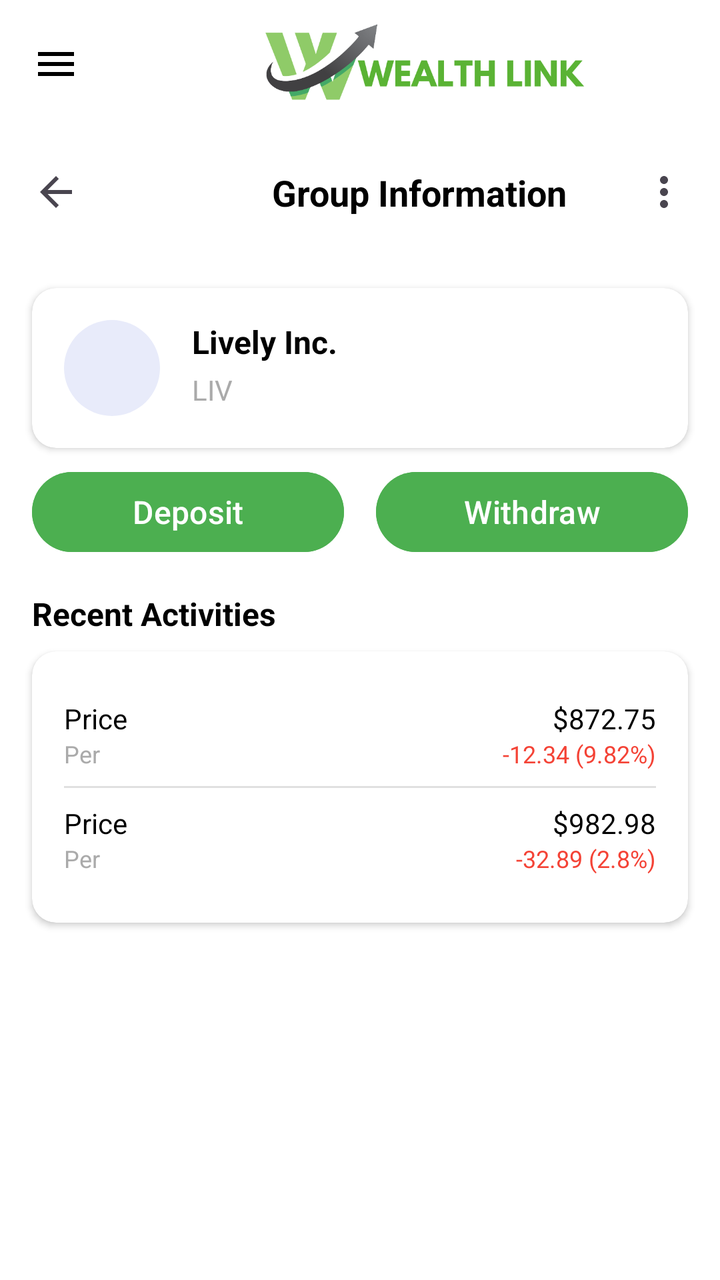
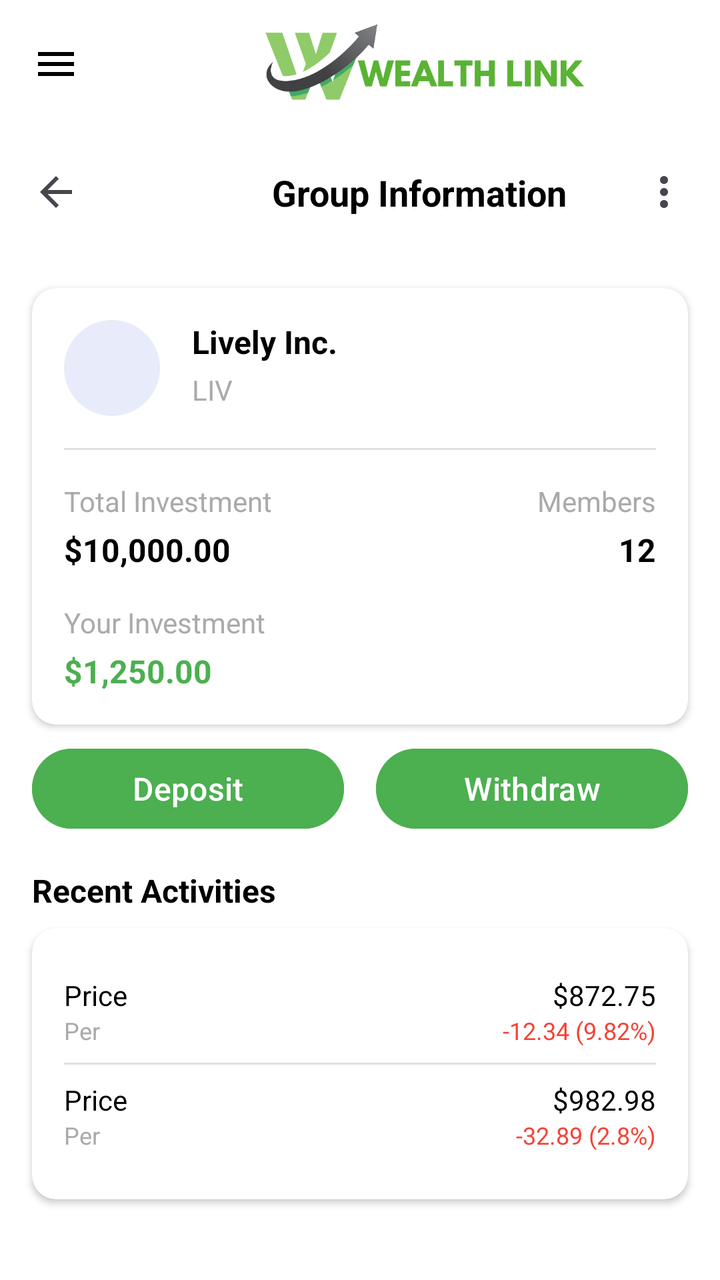

Two renders of the same Android screen: before a commit and after it. Below are the layout's source before the change and the commit's diff.
<!-- AndroidManifest.xml: application theme Theme.WealthLink -->
<!-- res/layout/activity_group_details.xml -->
<?xml version="1.0" encoding="utf-8"?>
<androidx.drawerlayout.widget.DrawerLayout xmlns:android="http://schemas.android.com/apk/res/android"
    xmlns:app="http://schemas.android.com/apk/res-auto"
    xmlns:tools="http://schemas.android.com/tools"
    android:id="@+id/main"
    android:layout_width="match_parent"
    android:layout_height="match_parent"
    tools:context=".GroupOverview">

    <androidx.constraintlayout.widget.ConstraintLayout
        android:layout_width="match_parent"
        android:layout_height="match_parent"
        android:background="@color/white">

        
        <androidx.appcompat.widget.Toolbar
            android:id="@+id/toolbarTop"
            android:layout_width="match_parent"
            android:layout_height="?attr/actionBarSize"
            app:layout_constraintTop_toTopOf="parent">

            <androidx.constraintlayout.widget.ConstraintLayout
                android:layout_width="match_parent"
                android:layout_height="match_parent">

                <ImageButton
                    android:id="@+id/btnHamburger"
                    android:layout_width="wrap_content"
                    android:layout_height="wrap_content"
                    android:background="?attr/selectableItemBackgroundBorderless"
                    android:contentDescription="Menu"
                    android:src="@drawable/ic_menu"
                    app:layout_constraintBottom_toBottomOf="parent"
                    app:layout_constraintStart_toStartOf="parent"
                    app:layout_constraintTop_toTopOf="parent" />

                <ImageView
                    android:id="@+id/ivLogo"
                    android:layout_width="265dp"
                    android:layout_height="48dp"
                    android:layout_marginStart="40dp"
                    android:contentDescription="Logo"
                    android:src="@drawable/logofull"
                    app:layout_constraintBottom_toBottomOf="parent"
                    app:layout_constraintStart_toEndOf="@id/btnHamburger"
                    app:layout_constraintTop_toTopOf="parent" />

            </androidx.constraintlayout.widget.ConstraintLayout>
        </androidx.appcompat.widget.Toolbar>

        
        <androidx.appcompat.widget.Toolbar
            android:id="@+id/toolbarGroups"
            android:layout_width="match_parent"
            android:layout_height="?attr/actionBarSize"
            app:layout_constraintTop_toBottomOf="@id/toolbarTop">

            <androidx.constraintlayout.widget.ConstraintLayout
                android:layout_width="match_parent"
                android:layout_height="match_parent">

                <ImageButton
                    android:id="@+id/btnBack"
                    android:layout_width="wrap_content"
                    android:layout_height="wrap_content"
                    android:background="?attr/selectableItemBackgroundBorderless"
                    android:contentDescription="Back"
                    android:src="@drawable/ic_back_black"
                    app:layout_constraintBottom_toBottomOf="parent"
                    app:layout_constraintStart_toStartOf="parent"
                    app:layout_constraintTop_toTopOf="parent" />

                <TextView
                    android:id="@+id/tvGroupsTitle"
                    android:layout_width="wrap_content"
                    android:layout_height="wrap_content"
                    android:layout_marginStart="96dp"
                    android:gravity="center"
                    android:text="Group Information"
                    android:textColor="@android:color/black"
                    android:textSize="18sp"
                    android:textStyle="bold"
                    app:layout_constraintBottom_toBottomOf="parent"
                    app:layout_constraintStart_toEndOf="@id/btnBack"
                    app:layout_constraintTop_toTopOf="parent" />

                <ImageButton
                    android:id="@+id/btnMore"
                    android:layout_width="wrap_content"
                    android:layout_height="wrap_content"
                    android:layout_marginEnd="16dp"
                    android:background="?attr/selectableItemBackgroundBorderless"
                    android:contentDescription="More Options"
                    android:src="@drawable/ic_more"
                    app:layout_constraintBottom_toBottomOf="parent"
                    app:layout_constraintEnd_toEndOf="parent"
                    app:layout_constraintTop_toTopOf="parent" />

            </androidx.constraintlayout.widget.ConstraintLayout>
        </androidx.appcompat.widget.Toolbar>

        
        <androidx.cardview.widget.CardView
            android:id="@+id/cardDropdown"
            android:layout_width="160dp"
            android:layout_height="wrap_content"
            android:layout_marginEnd="8dp"
            android:visibility="gone"
            app:cardElevation="4dp"
            app:cardCornerRadius="8dp"
            app:layout_constraintEnd_toEndOf="parent"
            app:layout_constraintTop_toBottomOf="@id/toolbarGroups">

            <LinearLayout
                android:layout_width="match_parent"
                android:layout_height="wrap_content"
                android:orientation="vertical">

                <TextView
                    android:id="@+id/tvSettings"
                    android:layout_width="match_parent"
                    android:layout_height="wrap_content"
                    android:padding="16dp"
                    android:text="Settings"
                    android:textColor="@android:color/black" />

                <TextView
                    android:id="@+id/tvReportIssue"
                    android:layout_width="match_parent"
                    android:layout_height="wrap_content"
                    android:padding="16dp"
                    android:text="Report An Issue"
                    android:textColor="@android:color/black" />

                <TextView
                    android:id="@+id/tvLeaveGroup"
                    android:layout_width="match_parent"
                    android:layout_height="wrap_content"
                    android:padding="16dp"
                    android:text="Leave Group"
                    android:textColor="#F44336" />
            </LinearLayout>
        </androidx.cardview.widget.CardView>

        
        <androidx.cardview.widget.CardView
            android:id="@+id/cardGroupInfo"
            android:layout_width="match_parent"
            android:layout_height="wrap_content"
            android:layout_margin="16dp"
            app:cardCornerRadius="12dp"
            app:cardElevation="2dp"
            app:layout_constraintTop_toBottomOf="@id/toolbarGroups">

            <androidx.constraintlayout.widget.ConstraintLayout
                android:layout_width="match_parent"
                android:layout_height="wrap_content"
                android:padding="16dp">

                <ImageView
                    android:id="@+id/ivGroupLogo"
                    android:layout_width="48dp"
                    android:layout_height="48dp"
                    android:background="@drawable/circle_background"
                    app:layout_constraintStart_toStartOf="parent"
                    app:layout_constraintTop_toTopOf="parent" />

                <TextView
                    android:id="@+id/tvGroupName"
                    android:layout_width="wrap_content"
                    android:layout_height="wrap_content"
                    android:layout_marginStart="16dp"
                    android:text="Lively Inc."
                    android:textColor="@android:color/black"
                    android:textSize="16sp"
                    android:textStyle="bold"
                    app:layout_constraintStart_toEndOf="@id/ivGroupLogo"
                    app:layout_constraintTop_toTopOf="@id/ivGroupLogo" />

                <TextView
                    android:id="@+id/tvGroupDescription"
                    android:layout_width="wrap_content"
                    android:layout_height="wrap_content"
                    android:layout_marginStart="16dp"
                    android:text="LIV"
                    android:textColor="@android:color/darker_gray"
                    app:layout_constraintBottom_toBottomOf="@id/ivGroupLogo"
                    app:layout_constraintStart_toEndOf="@id/ivGroupLogo"
                    app:layout_constraintTop_toBottomOf="@id/tvGroupName" />
            </androidx.constraintlayout.widget.ConstraintLayout>
        </androidx.cardview.widget.CardView>

        
        <LinearLayout
            android:id="@+id/actionButtonsContainer"
            android:layout_width="match_parent"
            android:layout_height="wrap_content"
            android:layout_marginStart="16dp"
            android:layout_marginTop="8dp"
            android:layout_marginEnd="16dp"
            android:orientation="horizontal"
            app:layout_constraintTop_toBottomOf="@id/cardGroupInfo">

            
            <Button
                android:id="@+id/btnDeposit"
                android:layout_width="0dp"
                android:layout_height="48dp"
                android:layout_marginEnd="8dp"
                android:layout_weight="1"
                android:backgroundTint="#4CAF50"
                android:text="Deposit"
                android:textAllCaps="false"
                android:textColor="@android:color/white"
                android:textSize="16sp" />

            
            <Button
                android:id="@+id/btnWithdraw"
                android:layout_width="0dp"
                android:layout_height="48dp"
                android:layout_marginStart="8dp"
                android:layout_weight="1"
                android:backgroundTint="#4CAF50"
                android:text="Withdraw"
                android:textAllCaps="false"
                android:textColor="@android:color/white"
                android:textSize="16sp" />
        </LinearLayout>

        
        
        <TextView
            android:id="@+id/tvRecentActivitiesTitle"
            android:layout_width="wrap_content"
            android:layout_height="wrap_content"
            android:layout_marginStart="16dp"
            android:layout_marginTop="16dp"
            android:text="Recent Activities"
            android:textColor="@android:color/black"
            android:textSize="16sp"
            android:textStyle="bold"
            app:layout_constraintStart_toStartOf="parent"
            app:layout_constraintTop_toBottomOf="@id/actionButtonsContainer" />

        <androidx.cardview.widget.CardView
            android:id="@+id/cardRecentActivities"
            android:layout_width="match_parent"
            android:layout_height="wrap_content"
            android:layout_marginStart="16dp"
            android:layout_marginTop="8dp"
            android:layout_marginEnd="16dp"
            app:cardCornerRadius="12dp"
            app:cardElevation="2dp"
            app:layout_constraintTop_toBottomOf="@id/tvRecentActivitiesTitle">

            <LinearLayout
                android:layout_width="match_parent"
                android:layout_height="wrap_content"
                android:orientation="vertical"
                android:padding="16dp">

                
                <LinearLayout
                    android:layout_width="match_parent"
                    android:layout_height="wrap_content"
                    android:orientation="horizontal"
                    android:paddingVertical="8dp">

                    <LinearLayout
                        android:layout_width="0dp"
                        android:layout_height="wrap_content"
                        android:layout_weight="1"
                        android:orientation="vertical">

                        <TextView
                            android:layout_width="wrap_content"
                            android:layout_height="wrap_content"
                            android:text="Price"
                            android:textColor="@android:color/black"
                            android:textSize="14sp" />

                        <TextView
                            android:layout_width="wrap_content"
                            android:layout_height="wrap_content"
                            android:text="Per"
                            android:textColor="@android:color/darker_gray"
                            android:textSize="12sp" />
                    </LinearLayout>

                    <LinearLayout
                        android:layout_width="wrap_content"
                        android:layout_height="wrap_content"
                        android:orientation="vertical"
                        android:gravity="end">

                        <TextView
                            android:layout_width="wrap_content"
                            android:layout_height="wrap_content"
                            android:text="$872.75"
                            android:textColor="@android:color/black"
                            android:textSize="14sp" />

                        <TextView
                            android:layout_width="wrap_content"
                            android:layout_height="wrap_content"
                            android:text="-12.34 (9.82%)"
                            android:textColor="#F44336"
                            android:textSize="12sp" />
                    </LinearLayout>
                </LinearLayout>

                <View
                    android:layout_width="match_parent"
                    android:layout_height="1dp"
                    android:background="#E0E0E0" />

                
                <LinearLayout
                    android:layout_width="match_parent"
                    android:layout_height="wrap_content"
                    android:orientation="horizontal"
                    android:paddingVertical="8dp">

                    <LinearLayout
                        android:layout_width="0dp"
                        android:layout_height="wrap_content"
                        android:layout_weight="1"
                        android:orientation="vertical">

                        <TextView
                            android:layout_width="wrap_content"
                            android:layout_height="wrap_content"
                            android:text="Price"
                            android:textColor="@android:color/black"
                            android:textSize="14sp" />

                        <TextView
                            android:layout_width="wrap_content"
                            android:layout_height="wrap_content"
                            android:text="Per"
                            android:textColor="@android:color/darker_gray"
                            android:textSize="12sp" />
                    </LinearLayout>

                    <LinearLayout
                        android:layout_width="wrap_content"
                        android:layout_height="wrap_content"
                        android:orientation="vertical"
                        android:gravity="end">

                        <TextView
                            android:layout_width="wrap_content"
                            android:layout_height="wrap_content"
                            android:text="$982.98"
                            android:textColor="@android:color/black"
                            android:textSize="14sp" />

                        <TextView
                            android:layout_width="wrap_content"
                            android:layout_height="wrap_content"
                            android:text="-32.89 (2.8%)"
                            android:textColor="#F44336"
                            android:textSize="12sp" />
                    </LinearLayout>
                </LinearLayout>
            </LinearLayout>
        </androidx.cardview.widget.CardView>
    </androidx.constraintlayout.widget.ConstraintLayout>

    <com.google.android.material.navigation.NavigationView
        android:id="@+id/navigation_view"
        android:layout_width="280dp"
        android:layout_height="match_parent"
        android:layout_gravity="start"
        android:background="@android:color/white"
        android:fitsSystemWindows="true">

        <LinearLayout
            android:layout_width="match_parent"
            android:layout_height="match_parent"
            android:orientation="vertical">

            <LinearLayout
                android:layout_width="match_parent"
                android:layout_height="wrap_content"
                android:orientation="horizontal"
                android:padding="24dp">

                <androidx.cardview.widget.CardView
                    android:layout_width="60dp"
                    android:layout_height="60dp"
                    app:cardCornerRadius="30dp"
                    app:cardElevation="0dp">

                    <ImageView
                        android:id="@+id/profile_image"
                        android:layout_width="match_parent"
                        android:layout_height="match_parent"
                        android:scaleType="centerCrop"
                        android:src="@drawable/profile_pic" />
                </androidx.cardview.widget.CardView>

                <LinearLayout
                    android:layout_width="match_parent"
                    android:layout_height="wrap_content"
                    android:layout_marginStart="16dp"
                    android:layout_gravity="center_vertical"
                    android:orientation="vertical">

                    <TextView
                        android:id="@+id/user_name"
                        android:layout_width="wrap_content"
                        android:layout_height="wrap_content"
                        android:text="Kurt Zander Kaw"
                        android:textColor="@android:color/black"
                        android:textSize="18sp"
                        android:textStyle="bold" />

                    <TextView
                        android:id="@+id/user_email"
                        android:layout_width="wrap_content"
                        android:layout_height="wrap_content"
                        android:text="KurtisCool@gmail.com"
                        android:textColor="@android:color/darker_gray"
                        android:textSize="14sp" />
                </LinearLayout>
            </LinearLayout>

            <LinearLayout
                android:layout_width="match_parent"
                android:layout_height="wrap_content"
                android:orientation="vertical">

                <LinearLayout
                    android:id="@+id/nav_home"
                    android:layout_width="match_parent"
                    android:layout_height="wrap_content"
                    android:gravity="center_vertical"
                    android:orientation="horizontal"
                    android:paddingHorizontal="24dp"
                    android:paddingVertical="24dp">

                    <ImageView
                        android:layout_width="24dp"
                        android:layout_height="24dp"
                        android:src="@drawable/home_nav" />

                    <TextView
                        android:layout_width="wrap_content"
                        android:layout_height="wrap_content"
                        android:layout_marginStart="24dp"
                        android:text="Home"
                        android:textColor="@android:color/black"
                        android:textSize="16sp" />
                </LinearLayout>

                <LinearLayout
                    android:id="@+id/nav_groups"
                    android:layout_width="match_parent"
                    android:layout_height="wrap_content"
                    android:gravity="center_vertical"
                    android:orientation="horizontal"
                    android:paddingHorizontal="24dp"
                    android:paddingVertical="24dp">

                    <ImageView
                        android:layout_width="24dp"
                        android:layout_height="24dp"
                        android:src="@drawable/group_nav" />

                    <TextView
                        android:layout_width="wrap_content"
                        android:layout_height="wrap_content"
                        android:layout_marginStart="24dp"
                        android:text="Groups"
                        android:textColor="@android:color/black"
                        android:textSize="16sp" />
                </LinearLayout>

                <LinearLayout
                    android:id="@+id/nav_notifications"
                    android:layout_width="match_parent"
                    android:layout_height="wrap_content"
                    android:gravity="center_vertical"
                    android:orientation="horizontal"
                    android:paddingHorizontal="24dp"
                    android:paddingVertical="24dp">

                    <ImageView
                        android:layout_width="24dp"
                        android:layout_height="24dp"
                        android:src="@drawable/bell_nav" />

                    <TextView
                        android:layout_width="wrap_content"
                        android:layout_height="wrap_content"
                        android:layout_marginStart="24dp"
                        android:text="Notifications"
                        android:textColor="@android:color/black"
                        android:textSize="16sp" />
                </LinearLayout>

                <LinearLayout
                    android:id="@+id/nav_history"
                    android:layout_width="match_parent"
                    android:layout_height="wrap_content"
                    android:gravity="center_vertical"
                    android:orientation="horizontal"
                    android:paddingHorizontal="24dp"
                    android:paddingVertical="24dp">

                    <ImageView
                        android:layout_width="24dp"
                        android:layout_height="24dp"
                        android:src="@drawable/history_nav" />

                    <TextView
                        android:layout_width="wrap_content"
                        android:layout_height="wrap_content"
                        android:layout_marginStart="24dp"
                        android:text="History"
                        android:textColor="@android:color/black"
                        android:textSize="16sp" />
                </LinearLayout>

                <LinearLayout
                    android:id="@+id/nav_account"
                    android:layout_width="match_parent"
                    android:layout_height="wrap_content"
                    android:gravity="center_vertical"
                    android:orientation="horizontal"
                    android:paddingHorizontal="24dp"
                    android:paddingVertical="24dp">

                    <ImageView
                        android:layout_width="24dp"
                        android:layout_height="24dp"
                        android:src="@drawable/user_nav" />

                    <TextView
                        android:layout_width="wrap_content"
                        android:layout_height="wrap_content"
                        android:layout_marginStart="24dp"
                        android:text="Account"
                        android:textColor="@android:color/black"
                        android:textSize="16sp" />
                </LinearLayout>
            </LinearLayout>
        </LinearLayout>
    </com.google.android.material.navigation.NavigationView>
</androidx.drawerlayout.widget.DrawerLayout>
<!-- resources referenced by this layout -->
<resources>
  <color name="white">#FFFFFFFF</color>
  <!-- drawable bell_nav: png bitmap (drawable, 9607 bytes) -->
  <!-- drawable circle_background (drawable) -->
  <shape xmlns:android="http://schemas.android.com/apk/res/android"
      android:shape="oval">
      <solid android:color="#E8EBFA" />
  </shape>
  <!-- drawable group_nav: png bitmap (drawable, 17830 bytes) -->
  <!-- drawable history_nav: png bitmap (drawable, 14436 bytes) -->
  <!-- drawable home_nav: png bitmap (drawable, 9229 bytes) -->
  <!-- drawable ic_back_black (drawable) -->
  <?xml version="1.0" encoding="utf-8"?>
  <vector xmlns:android="http://schemas.android.com/apk/res/android"
      android:width="24dp"
      android:height="24dp"
      android:viewportWidth="24"
      android:viewportHeight="24"
      android:tint="?attr/colorControlNormal"
      android:autoMirrored="true">
  
      <path
          android:fillColor="#000000"
          android:pathData="M20,11H7.83l5.59,-5.59L12,4l-8,8 8,8 1.41,-1.41L7.83,13H20v-2z" />
  </vector>
  <!-- drawable ic_menu (drawable) -->
  <?xml version="1.0" encoding="utf-8"?>
  <vector xmlns:android="http://schemas.android.com/apk/res/android"
      android:width="24dp"
      android:height="24dp"
      android:viewportWidth="24"
      android:viewportHeight="24">
      <path
          android:fillColor="#000000"
          android:pathData="M3,18h18v-2L3,16v2zM3,13h18v-2L3,11v2zM3,6v2h18L21,6L3,6z"/>
  </vector>
  <!-- drawable ic_more (drawable) -->
  <?xml version="1.0" encoding="utf-8"?>
  <vector xmlns:android="http://schemas.android.com/apk/res/android"
      android:width="24dp"
      android:height="24dp"
      android:viewportWidth="24"
      android:viewportHeight="24"
      android:tint="?attr/colorControlNormal">
  
      <path
          android:fillColor="#000000"
          android:pathData="M12,8c1.1,0 2,-0.9 2,-2s-0.9,-2 -2,-2 -2,0.9 -2,2 0.9,2 2,2zM12,10c-1.1,0 -2,0.9 -2,2s0.9,2 2,2 2,-0.9 2,-2 -0.9,-2 -2,-2zM12,16c-1.1,0 -2,0.9 -2,2s0.9,2 2,2 2,-0.9 2,-2 -0.9,-2 -2,-2z" />
  </vector>
  <!-- drawable logofull: png bitmap (drawable, 22190 bytes) -->
  <!-- drawable profile_pic: png bitmap (drawable, 37098 bytes) -->
  <!-- drawable user_nav: png bitmap (drawable, 16826 bytes) -->
  <style name="Theme.WealthLink" parent="Base.Theme.WealthLink" />
  <style name="Base.Theme.WealthLink" parent="Theme.Material3.DayNight.NoActionBar">
          
          
      </style>
</resources>

<!-- the commit's change to res/layout/activity_group_details.xml (unified diff, before → after) -->
@@ -4,8 +4,7 @@
     xmlns:tools="http://schemas.android.com/tools"
     android:id="@+id/main"
     android:layout_width="match_parent"
-    android:layout_height="match_parent"
-    tools:context=".GroupOverview">
+    android:layout_height="match_parent">
 
     <androidx.constraintlayout.widget.ConstraintLayout
         android:layout_width="match_parent"
@@ -187,6 +186,87 @@
                     app:layout_constraintBottom_toBottomOf="@id/ivGroupLogo"
                     app:layout_constraintStart_toEndOf="@id/ivGroupLogo"
                     app:layout_constraintTop_toBottomOf="@id/tvGroupName" />
+
+                
+                <View
+                    android:id="@+id/divider"
+                    android:layout_width="match_parent"
+                    android:layout_height="1dp"
+                    android:layout_marginTop="16dp"
+                    android:background="#E0E0E0"
+                    app:layout_constraintTop_toBottomOf="@id/ivGroupLogo" />
+
+                
+                <TextView
+                    android:id="@+id/labelTotalInvestment"
+                    android:layout_width="wrap_content"
+                    android:layout_height="wrap_content"
+                    android:layout_marginTop="16dp"
+                    android:text="Total Investment"
+                    android:textColor="@android:color/darker_gray"
+                    android:textSize="14sp"
+                    app:layout_constraintStart_toStartOf="parent"
+                    app:layout_constraintTop_toBottomOf="@id/divider" />
+
+                <TextView
+                    android:id="@+id/tvTotalInvestment"
+                    android:layout_width="wrap_content"
+                    android:layout_height="wrap_content"
+                    android:layout_marginTop="4dp"
+                    android:text="$10,000.00"
+                    android:textColor="@android:color/black"
+                    android:textSize="16sp"
+                    android:textStyle="bold"
+                    app:layout_constraintStart_toStartOf="@+id/labelTotalInvestment"
+                    app:layout_constraintTop_toBottomOf="@+id/labelTotalInvestment" />
+
+                
+                <TextView
+                    android:id="@+id/labelMemberCount"
+                    android:layout_width="wrap_content"
+                    android:layout_height="wrap_content"
+                    android:layout_marginTop="16dp"
+                    android:text="Members"
+                    android:textColor="@android:color/darker_gray"
+                    android:textSize="14sp"
+                    app:layout_constraintEnd_toEndOf="parent"
+                    app:layout_constraintTop_toBottomOf="@id/divider" />
+
+                <TextView
+                    android:id="@+id/tvMemberCount"
+                    android:layout_width="wrap_content"
+                    android:layout_height="wrap_content"
+                    android:layout_marginTop="4dp"
+                    android:text="12"
+                    android:textColor="@android:color/black"
+                    android:textSize="16sp"
+                    android:textStyle="bold"
+                    app:layout_constraintEnd_toEndOf="@+id/labelMemberCount"
+                    app:layout_constraintTop_toBottomOf="@+id/labelMemberCount" />
+
+                
+                <TextView
+                    android:id="@+id/labelUserInvestment"
+                    android:layout_width="wrap_content"
+                    android:layout_height="wrap_content"
+                    android:layout_marginTop="16dp"
+                    android:text="Your Investment"
+                    android:textColor="@android:color/darker_gray"
+                    android:textSize="14sp"
+                    app:layout_constraintStart_toStartOf="parent"
+                    app:layout_constraintTop_toBottomOf="@+id/tvTotalInvestment" />
+
+                <TextView
+                    android:id="@+id/tvUserInvestment"
+                    android:layout_width="wrap_content"
+                    android:layout_height="wrap_content"
+                    android:layout_marginTop="4dp"
+                    android:text="$1,250.00"
+                    android:textColor="#4CAF50"
+                    android:textSize="16sp"
+                    android:textStyle="bold"
+                    app:layout_constraintStart_toStartOf="@+id/labelUserInvestment"
+                    app:layout_constraintTop_toBottomOf="@+id/labelUserInvestment" />
             </androidx.constraintlayout.widget.ConstraintLayout>
         </androidx.cardview.widget.CardView>
 
